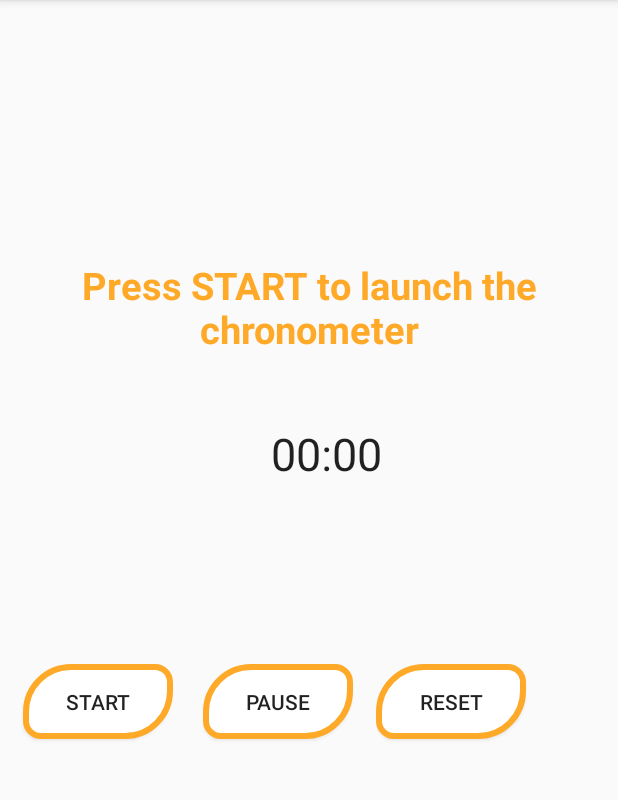
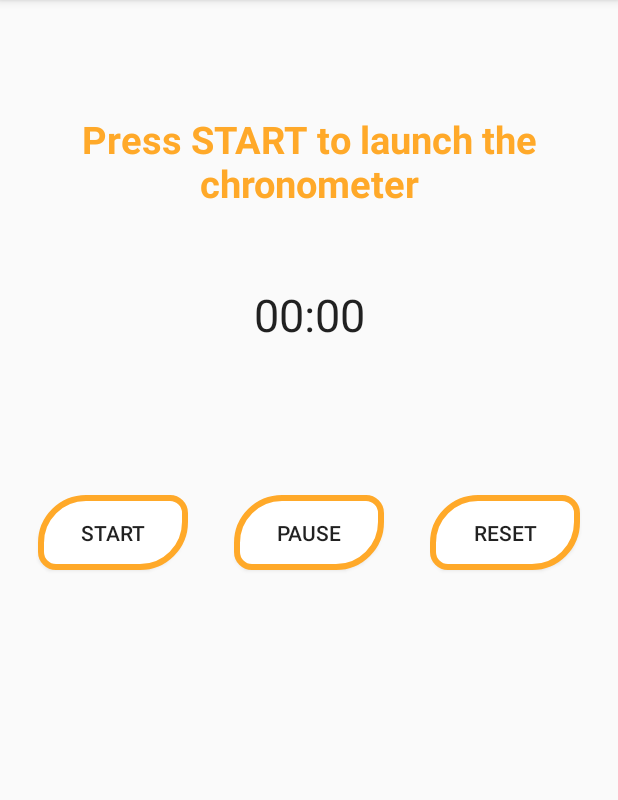
Before and after one commit to rafallmind/Volta, an Android app: the fragment ChronoFragment placed in its activity, on a phone screen of 412 x 824 dp, the part 84-884 px from its top. Run offline under Robolectric (Android 15) with nearby library versions, the phone set to English and light mode, and no system bars; our stand-ins replace Firebase (no records; nobody signed in at launch, a user with empty details on screens opened directly); libraries missing offline, so code that uses them is left out: com.luseen.spacenavigation; plain views replace SpaceNavigationView; 7 statements that could not run were skipped.

Commit message:
design chrono update

```diff
--- a/app/src/main/res/layout/fragment_chrono.xml
+++ b/app/src/main/res/layout/fragment_chrono.xml
@@ -1,11 +1,12 @@
 <?xml version="1.0" encoding="utf-8"?>
 <FrameLayout xmlns:android="http://schemas.android.com/apk/res/android"
+    xmlns:app="http://schemas.android.com/apk/res-auto"
     xmlns:tools="http://schemas.android.com/tools"
     android:layout_width="match_parent"
     android:layout_height="match_parent"
     tools:context=".Fragment.ChronoFragment">
 
-    <RelativeLayout
+    <androidx.constraintlayout.widget.ConstraintLayout
         android:layout_width="match_parent"
         android:layout_height="match_parent">
 
@@ -13,60 +14,64 @@
             android:id="@+id/chronotext"
             android:layout_width="match_parent"
             android:layout_height="wrap_content"
-            android:layout_above="@id/chrono"
-            android:layout_marginTop="120dp"
-            android:layout_marginBottom="45dp"
+            android:layout_marginTop="75dp"
             android:text="@string/chronotext"
             android:textAlignment="center"
             android:textColor="@color/lightorange"
             android:textSize="25sp"
-            android:textStyle="bold" />
+            android:textStyle="bold"
+            app:layout_constraintTop_toTopOf="parent" />
+
+        <Button
+            android:id="@+id/start"
+            android:layout_width="100dp"
+            android:layout_height="50dp"
+            android:layout_marginStart="25dp"
+            android:layout_marginLeft="25dp"
+            android:layout_marginTop="100dp"
+            android:background="@drawable/sessionbtn"
+            android:text="@string/chronostart"
+            app:layout_constraintStart_toStartOf="parent"
+            app:layout_constraintTop_toBottomOf="@+id/chrono" />
+
+        <Button
+            android:id="@+id/stop"
+            android:layout_width="100dp"
+            android:layout_height="50dp"
+            android:layout_marginTop="100dp"
+            android:background="@drawable/sessionbtn"
+            android:text="@string/chronopause"
+            app:layout_constraintEnd_toStartOf="@+id/reset"
+            app:layout_constraintStart_toEndOf="@+id/start"
+            app:layout_constraintTop_toBottomOf="@+id/chrono" />
+
+        <Button
+            android:id="@+id/reset"
+            android:layout_width="100dp"
+            android:layout_height="50dp"
+            android:layout_marginTop="100dp"
+            android:layout_marginEnd="25dp"
+            android:layout_marginRight="25dp"
+            android:background="@drawable/sessionbtn"
+            android:text="@string/chronoreset"
+            app:layout_constraintEnd_toEndOf="parent"
+            app:layout_constraintTop_toBottomOf="@+id/chrono" />
 
         <Chronometer
             android:id="@+id/chrono"
             android:layout_width="wrap_content"
             android:layout_height="wrap_content"
-            android:layout_alignParentEnd="true"
-            android:layout_alignParentRight="true"
-            android:layout_alignParentBottom="true"
-            android:layout_marginEnd="157dp"
-            android:layout_marginRight="157dp"
-            android:layout_marginBottom="400dp"
-            android:textSize="30sp" />
+            android:layout_marginTop="50dp"
+            android:textSize="30sp"
+            app:layout_constraintEnd_toEndOf="parent"
+            app:layout_constraintStart_toStartOf="parent"
+            app:layout_constraintTop_toBottomOf="@+id/chronotext" />
+    </androidx.constraintlayout.widget.ConstraintLayout>
 
-        <Button
-            android:id="@+id/start"
-            android:layout_width="100dp"
-            android:layout_height="50dp"
-            android:layout_below="@+id/chrono"
-            android:layout_marginTop="-280dp"
-            android:layout_marginLeft="15dp"
-            android:text="@string/chronostart"
-            android:layout_marginRight="10dp"
-            android:background="@drawable/sessionbtn"/>
+    <RelativeLayout
+        android:layout_width="match_parent"
+        android:layout_height="match_parent">
 
-        <Button
-            android:id="@+id/stop"
-            android:layout_width="100dp"
-            android:layout_height="50dp"
-            android:text="@string/chronopause"
-            android:layout_below="@+id/chrono"
-            android:layout_toRightOf="@+id/start"
-            android:layout_marginTop="-280dp"
-            android:layout_marginLeft="10dp"
-            android:background="@drawable/sessionbtn"/>
-
-        <Button
-            android:id="@+id/reset"
-            android:layout_width="100dp"
-            android:layout_height="50dp"
-            android:layout_below="@+id/chrono"
-            android:layout_toRightOf="@+id/stop"
-            android:layout_marginTop="-280dp"
-            android:layout_marginLeft="15dp"
-            android:text="@string/chronoreset"
-            android:layout_marginRight="15dp"
-            android:background="@drawable/sessionbtn"/>
-</RelativeLayout>
+    </RelativeLayout>
 
 </FrameLayout>
--- a/app/src/main/res/values/strings.xml
+++ b/app/src/main/res/values/strings.xml
@@ -77,7 +77,7 @@
     <string name="changeheight">Change height</string>
     <string name="hintpseudo">New username</string>
     <string name="hintage">New age</string>
-    <string name="hintweight">New weight</string>
+    <string name="hintweight">New weight (in kg)</string>
     <string name="hintheight">New height (in cm)</string>
 
 </resources>
```
Also changed, not shown: 1 other file.
